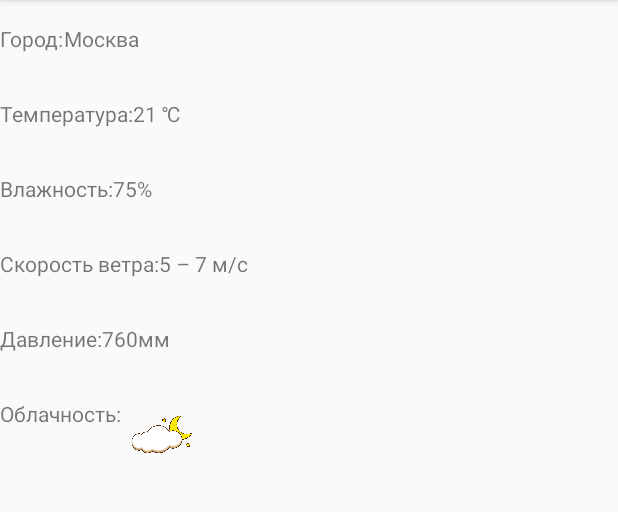
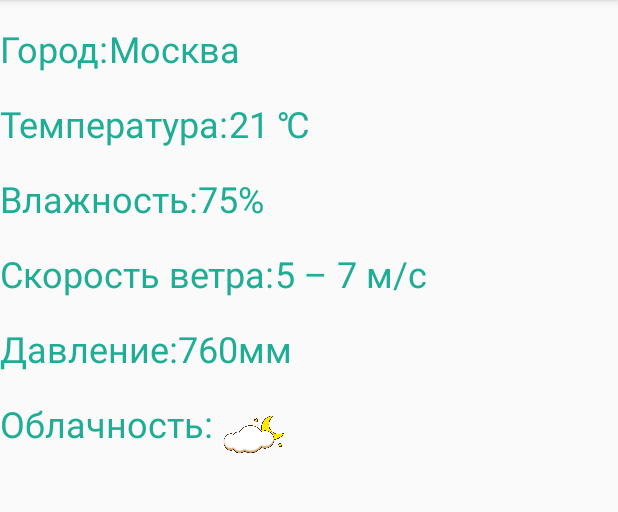
Before and after one commit to Glindor227/AndroidWeather, an Android app: the SecondActivity screen opened directly, with no data from a screen before it, on a phone screen of 412 x 824 dp, the part 84-596 px from its top. Run offline under Robolectric (Android 15) with nearby library versions, the phone set to English and light mode, and no system bars.

Commit message:
ПЗ к Уроку 4

```diff
--- a/app/src/main/AndroidManifest.xml
+++ b/app/src/main/AndroidManifest.xml
@@ -9,7 +9,7 @@
         android:roundIcon="@mipmap/ic_launcher_round"
         android:supportsRtl="true"
         android:theme="@style/AppTheme">
-        <activity android:name=".MainActivity" android:screenOrientation="portrait">
+        <activity android:name=".MainActivity" android:screenOrientation="portrait" android:theme="@style/MyText">
             <intent-filter>
                 <action android:name="android.intent.action.MAIN" />
                 <action android:name="android.intent.action.VIEW"/>
@@ -17,7 +17,7 @@
                 <category android:name="android.intent.category.DEFAULT" />
             </intent-filter>
         </activity>
-        <activity android:name=".SecondActivity" android:screenOrientation="portrait"/>
+        <activity android:name=".SecondActivity" android:screenOrientation="portrait" android:theme="@style/MyText2"/>
 
     </application>
 
--- a/app/src/main/java/com/geekbrains/androidweather/SecondActivity.java
+++ b/app/src/main/java/com/geekbrains/androidweather/SecondActivity.java
@@ -1,10 +1,13 @@
 package com.geekbrains.androidweather;
 
+import android.graphics.drawable.Drawable;
 import android.os.Bundle;
 import android.support.annotation.Nullable;
+import android.support.v4.content.ContextCompat;
 import android.support.v7.app.AppCompatActivity;
 import android.util.Log;
 import android.view.View;
+import android.widget.ImageView;
 import android.widget.TextView;
 
 import com.geekbrains.common.ViewParamsToSecondActivity;
@@ -22,6 +25,10 @@ public class SecondActivity extends AppCompatActivity {
         textViewName = findViewById(R.id.cityName);
         TextView textViewTemp = findViewById(R.id.tempValue);
         textViewTemp.setText(R.string.tempValue);
+
+        Drawable drawable = ContextCompat.getDrawable(this,R.drawable.overcast1);
+        ImageView imageView = findViewById(R.id.overcastValue);
+        imageView.setImageDrawable(drawable);
 
         initViewFromDataInstance();
 
--- a/app/src/main/res/layout/activity_second.xml
+++ b/app/src/main/res/layout/activity_second.xml
@@ -120,7 +120,6 @@
         <ImageView
             android:id="@+id/overcastValue"
             android:layout_width="50dp"
-            android:layout_height="50dp"
-            android:background="@drawable/overcast1" />
+            android:layout_height="50dp"/>
     </LinearLayout>
 </LinearLayout>
--- a/app/src/main/res/values/colors.xml
+++ b/app/src/main/res/values/colors.xml
@@ -3,4 +3,7 @@
     <color name="colorPrimary">#008577</color>
     <color name="colorPrimaryDark">#00574B</color>
     <color name="colorAccent">#D81B60</color>
+    <color name="colorMy1">#6CA5D1</color>
+    <color name="colorMy2">#20AD95</color>
+
 </resources>
--- a/app/src/main/res/values/strings.xml
+++ b/app/src/main/res/values/strings.xml
@@ -1,7 +1,5 @@
 <resources>
     <string name="app_name">Погода</string>
-    <string name="to_second_activity">К погоде</string>
-    <string name="increase_counter">Increase counter</string>
     <string name="cityLabel">Город:  </string>
     <string name="cityName">Москва</string>
 
@@ -23,4 +21,5 @@
 
     <string name="cityLabel2">Город</string>
     <string name="cityHelp">Введите имя города</string>
+    <string name="to_second_activity">К погоде</string>
 </resources>
--- a/app/src/main/res/values/styles.xml
+++ b/app/src/main/res/values/styles.xml
@@ -7,5 +7,12 @@
         <item name="colorPrimaryDark">@color/colorPrimaryDark</item>
         <item name="colorAccent">@color/colorAccent</item>
     </style>
+     <style name="MyText" parent="AppTheme">
+         <item name="android:textSize">24sp</item>
+         <item name="android:textColor">@color/colorMy1</item>
+     </style>
+    <style name="MyText2" parent="MyText">
+        <item name="android:textColor">@color/colorMy2</item>
+    </style>
 
 </resources>
```
Also changed, not shown: app/src/main/res/drawable/bg.png (added), 1 other file.
